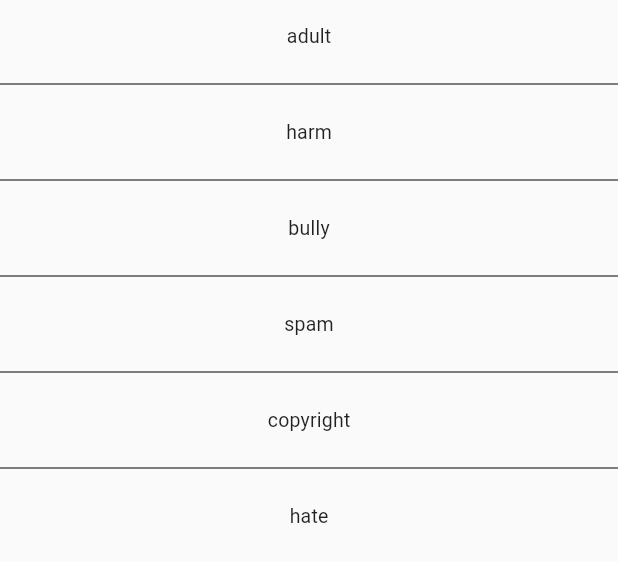
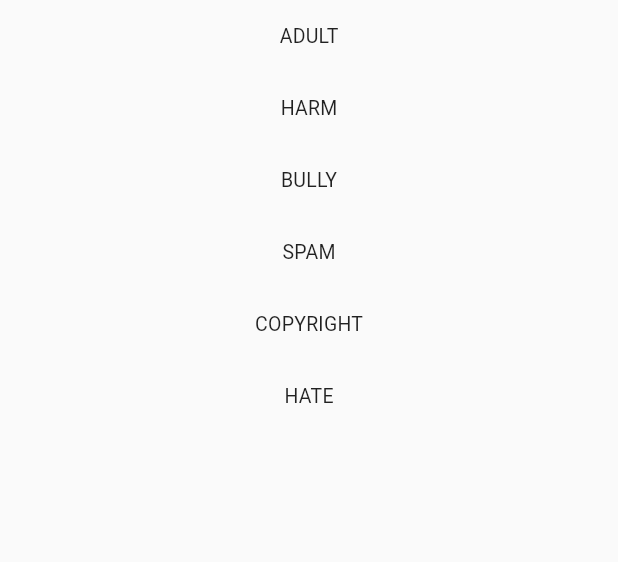
Before and after one commit to 77thecoder/skill_branch_flutter, a Flutter app: the ClaimBottomSheet widget shown alone on an empty page, opened directly, on a phone screen of 412 x 824 dp. Shown: the top 562 px of the screen. Run offline on Flutter 3.47's test engine with Material 2 defaults, Android fonts, the phone set to English and light mode, and no system bars; our stand-ins replace cached_network_image; network calls fail.

Commit message:
Изменил headlines и список жалоб. Тесты проходят

```diff
--- a/lib/screens/photo_screen.dart
+++ b/lib/screens/photo_screen.dart
@@ -146,7 +146,7 @@ class _FullScreenImageState extends State<FullScreenImage> with TickerProviderSt
                             child:
                               Text(
                                 'Save',
-                                style: Theme.of(context).textTheme.headline6.copyWith(color: AppColors.white),
+                                style: Theme.of(context).textTheme.headline5.copyWith(color: AppColors.white),
                               ),
                           ),
                         )
@@ -167,7 +167,7 @@ class _FullScreenImageState extends State<FullScreenImage> with TickerProviderSt
                             child:
                             Text(
                               'Visit',
-                              style: Theme.of(context).textTheme.headline6.copyWith(color: AppColors.white),
+                              style: Theme.of(context).textTheme.headline5.copyWith(color: AppColors.white),
                             ),
                           ),
                         )
--- a/lib/widgets/claim_bottom_sheet.dart
+++ b/lib/widgets/claim_bottom_sheet.dart
@@ -2,21 +2,20 @@ import 'package:flutter/material.dart';
 import 'package:FlutterGalleryApp/res/colors.dart';
 
 class ClaimBottomSheet extends StatelessWidget {
-  final List<String> complaints = ['adult', 'harm', 'bully', 'spam', 'copyright', 'hate'];
+  final List<String> complaints = ['ADULT', 'HARM', 'BULLY', 'SPAM', 'COPYRIGHT', 'HATE'];
 
   @override
   Widget build(BuildContext context) {
-    return ListView.separated(
+    return ListView.builder(
       scrollDirection: Axis.vertical,
-      separatorBuilder: (context, index) => Divider(
-        color: Colors.black,
-      ),
       itemCount: complaints.length,
       itemBuilder: (context, index) {
-        return ListTile(
+        return InkWell(
+          child: ListTile(
             dense: true,
             title: Center(
               child: Text(complaints[index]),
+            ),
           ),
             onTap: () {
               Navigator.pop(context);
```
Also changed, not shown: lib/res/styles.dart (+39 -16 lines), 1 other file. Lines whose indentation alone changed are shown as unchanged.
